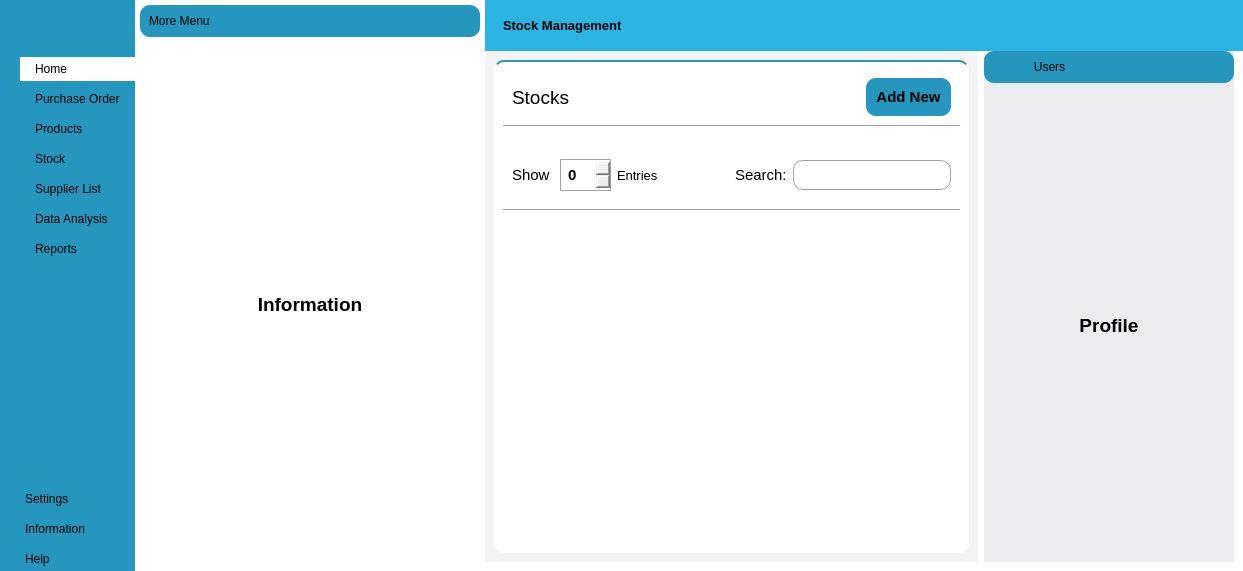
Qt form main.ui (qauntico/Business-application-) before a commit.
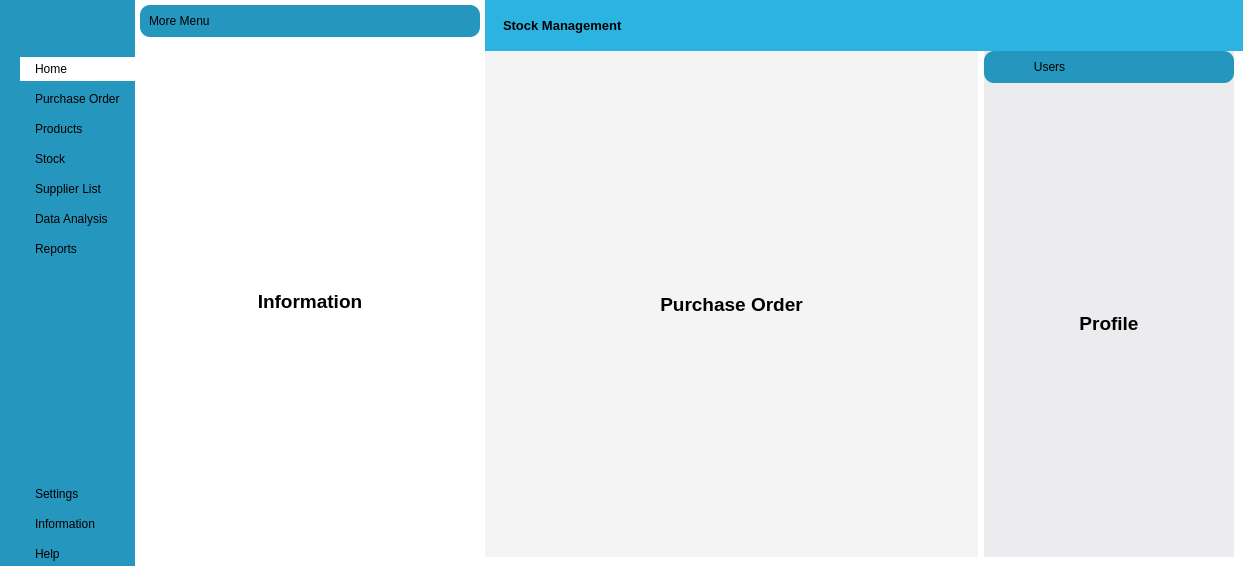
The same form after that commit. The open tabs and pages were chosen to show the change. Icons and pictures are not drawn.

Commit message: created all gui functionalitise for example changing between pages and more

Diff of the .ui file:
```diff
--- a/main.ui
+++ b/main.ui
@@ -7,7 +7,7 @@
     <x>0</x>
     <y>0</y>
     <width>1243</width>
-    <height>571</height>
+    <height>566</height>
    </rect>
   </property>
   <property name="windowTitle">
@@ -87,6 +87,9 @@
 	border:1px solid #a1a1a1;
 	border-radius: 1px;
 	padding:5px
+}
+#pushButton_7, #pushButton_5, #pushButton_6 {
+	margin-left: 10px
 }</string>
   </property>
   <widget class="QWidget" name="centralwidget">
@@ -125,7 +128,7 @@
       </property>
       <property name="maximumSize">
        <size>
-        <width>249</width>
+        <width>300</width>
         <height>16777215</height>
        </size>
       </property>
@@ -758,22 +761,7 @@
             <property name="frameShadow">
              <enum>QFrame::Raised</enum>
             </property>
-            <layout class="QHBoxLayout" name="horizontalLayout_4">
-             <item>
-              <widget class="QPushButton" name="pushButton_13">
-               <property name="toolTip">
-                <string>Minimize</string>
-               </property>
-               <property name="text">
-                <string/>
-               </property>
-               <property name="icon">
-                <iconset resource="icons/icons.qrc">
-                 <normaloff>:/icons/minus.svg</normaloff>:/icons/minus.svg</iconset>
-               </property>
-              </widget>
-             </item>
-            </layout>
+            <layout class="QHBoxLayout" name="horizontalLayout_4"/>
            </widget>
           </item>
          </layout>
@@ -1405,6 +1393,27 @@
                  </item>
                 </layout>
                </widget>
+               <widget class="QWidget" name="page_12">
+                <layout class="QVBoxLayout" name="verticalLayout_38">
+                 <item>
+                  <widget class="QLabel" name="label_42">
+                   <property name="font">
+                    <font>
+                     <pointsize>14</pointsize>
+                     <weight>75</weight>
+                     <bold>true</bold>
+                    </font>
+                   </property>
+                   <property name="text">
+                    <string>Purchase Order</string>
+                   </property>
+                   <property name="alignment">
+                    <set>Qt::AlignCenter</set>
+                   </property>
+                  </widget>
+                 </item>
+                </layout>
+               </widget>
                <widget class="QWidget" name="page_7">
                 <layout class="QVBoxLayout" name="verticalLayout_16">
                  <item>
```
Left out of the diff: 8 changed lines with no effect on the pictures. The commit also changes 3 other files.
